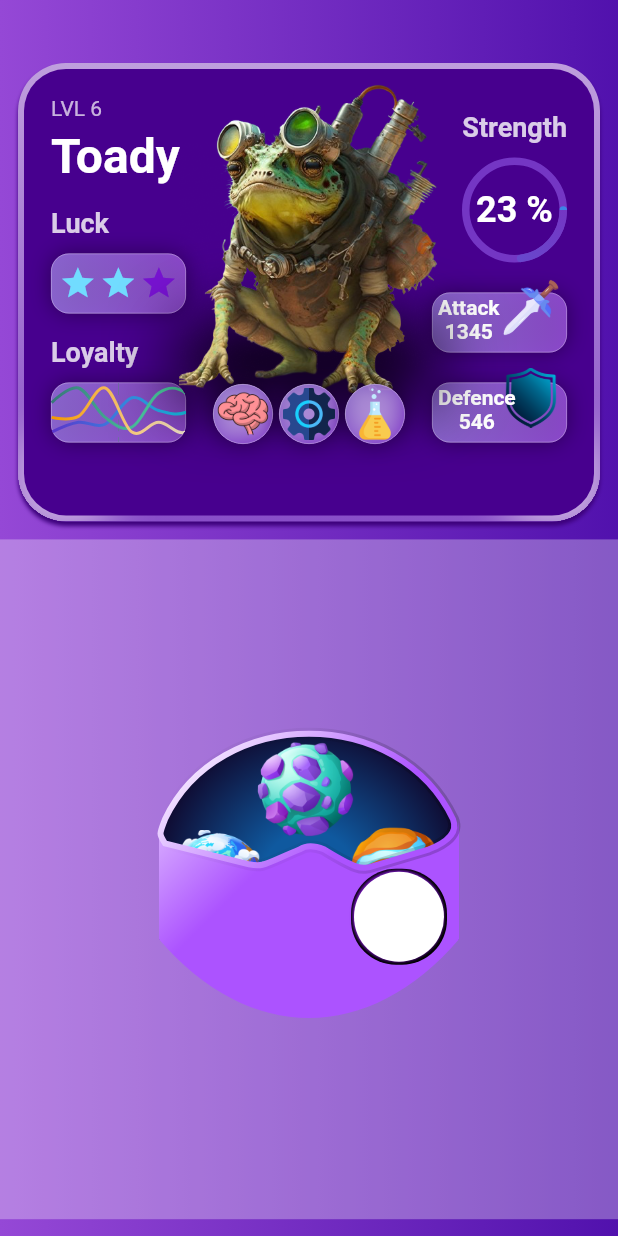
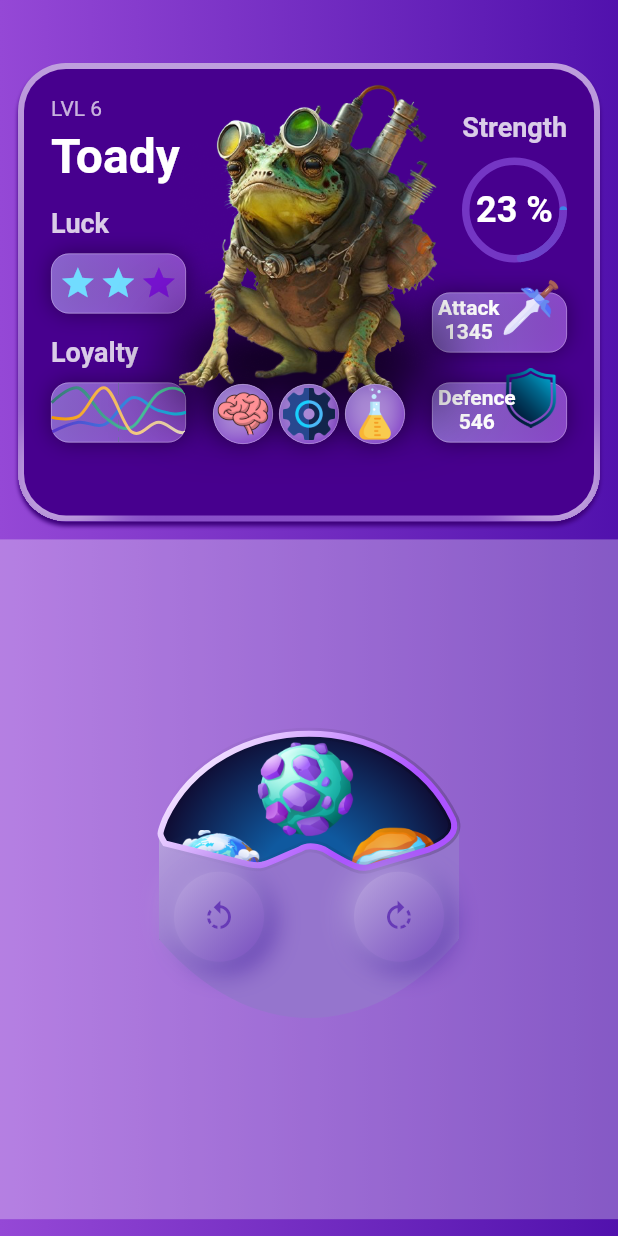
Before and after one commit to denissavishchev/character_page, a Flutter app: the screen it shows after launch, on a phone screen of 412 x 824 dp. Run offline on Flutter 3.47's test engine with Material 2 defaults, Android fonts, the light colour scheme and no system bars; drawn by our look-alikes of fl_chart, flutter_rating_bar, sleek_circular_slider; our stand-ins replace flutter_inset_box_shadow.

Commit message:
type widget with buttons

```diff
--- a/lib/main_page.dart
+++ b/lib/main_page.dart
@@ -24,7 +24,7 @@ class MainPage extends StatelessWidget {
           children: [
             const SizedBox(height: 30,),
             CharacterWindow(size: size),
-            SettingsWindow(size: size)
+            SettingsWindow()
           ],
         ),
       ),
--- a/lib/settings_window.dart
+++ b/lib/settings_window.dart
@@ -1,13 +1,11 @@
 import 'package:character_page/widgets/type_widget.dart';
-import 'package:flutter/material.dart';
+import 'package:flutter/material.dart' hide BoxDecoration, BoxShadow;
+import 'package:flutter_inset_box_shadow/flutter_inset_box_shadow.dart';
 
 class SettingsWindow extends StatefulWidget {
   const SettingsWindow({
     super.key,
-    required this.size,
   });
-
-  final Size size;
 
   @override
   State<SettingsWindow> createState() => _SettingsWindowState();
@@ -16,12 +14,20 @@ class SettingsWindow extends StatefulWidget {
 class _SettingsWindowState extends State<SettingsWindow> {
 
   double turns = 0.0;
+  bool isPressedL = true;
+  bool isPressedR = true;
 
   @override
   Widget build(BuildContext context) {
+
+    Offset distanceL = isPressedL ? const Offset(4, 4) : const Offset(2, 2);
+    Offset distanceR = isPressedR ? const Offset(4, 4) : const Offset(2, 2);
+    double blurL = isPressedL ? 15 : 10;
+    double blurR = isPressedR ? 15 : 10;
+
     return Container(
-      width: widget.size.width,
-      height: widget.size.height * 0.55,
+      width: MediaQuery.of(context).size.width,
+      height: MediaQuery.of(context).size.height * 0.55,
       color: Colors.white.withOpacity(0.3),
       child: Row(
         mainAxisAlignment: MainAxisAlignment.spaceAround,
@@ -84,46 +90,32 @@ class _SettingsWindowState extends State<SettingsWindow> {
                     ],
                   ),
                 ),
-                // Positioned(
-                //   left: 0,
-                //   bottom: 60,
-                //   child: ElevatedButton(onPressed: () {
-                //     setState(() {
-                //       turns += -(1 / 4);
-                //     });
-                //   }, child: const Text('Left')),
-                // ),
-                // Positioned(
-                //   right: 0,
-                //   bottom: 60,
-                //   child: ElevatedButton(onPressed: () {
-                //     setState(() {
-                //       turns += 1 / 4;
-                //     });
-                //   }, child: const Text('Right')),
-                // ),
                 Positioned(
                   right: 10,
                   bottom: 45,
-                  child: Container(
-                    width: 60,
-                    height: 60,
-                    decoration: const BoxDecoration(
-                      color: Colors.white,
-                      borderRadius: BorderRadius.all(Radius.circular(30)),
-                      boxShadow: [
-                        BoxShadow(
-                          color: Colors.black,
-                          spreadRadius: 2
-                        ),
-                        BoxShadow(
-                            color: Color(0xff7414ba),
-                            spreadRadius: 0.5,
-                          blurRadius: 1,
-                          offset: Offset(-0.5, -0.5)
-                        ),
-                      ]
-                    ),
+                  child: Listener(
+                    onPointerUp: (_) => setState(() => isPressedR = true),
+                    onPointerDown: (_)  {
+                      setState(() {
+                        isPressedR = false;
+                        turns += 1 / 4;
+                      });
+                    },
+                    child: TypeButton(distance: distanceR, blur: blurR, isPressed: isPressedR, icon: Icons.rotate_right,),
+                  ),
+                ),
+                Positioned(
+                  left: 10,
+                  bottom: 45,
+                  child: Listener(
+                    onPointerUp: (_) => setState(() => isPressedL = true),
+                    onPointerDown: (_)  {
+                      setState(() {
+                        isPressedL = false;
+                        turns -= 1 / 4;
+                      });
+                    },
+                    child: TypeButton(distance: distanceL, blur: blurL, isPressed: isPressedL, icon: Icons.rotate_left,),
                   ),
                 ),
               ],
@@ -135,3 +127,58 @@ class _SettingsWindowState extends State<SettingsWindow> {
     );
   }
 }
+
+class TypeButton extends StatelessWidget {
+  const TypeButton({
+    super.key,
+    required this.distance,
+    required this.blur,
+    required this.isPressed,
+    required this.icon,
+  });
+
+  final Offset distance;
+  final double blur;
+  final bool isPressed;
+  final IconData icon;
+
+  @override
+  Widget build(BuildContext context) {
+    return AnimatedContainer(
+      duration: const Duration(milliseconds: 70),
+      width: 60,
+      height: 60,
+      decoration:  BoxDecoration(
+        color: Colors.deepPurple[300],
+        gradient: LinearGradient(
+          begin: Alignment.topLeft,
+          end: Alignment.bottomRight,
+          colors: [
+            Colors.deepPurple.shade200,
+            Colors.deepPurple.shade400
+          ],
+          stops: const [0.1, 0.9]
+        ),
+        borderRadius: const BorderRadius.all(Radius.circular(30)),
+        boxShadow: [
+          BoxShadow(
+            color: Colors.deepPurple.shade700,
+            offset: distance,
+            blurRadius: blur,
+            spreadRadius: 1
+          ),
+          BoxShadow(
+            color: Colors.deepPurple.shade200,
+            offset: -distance,
+            blurRadius: blur,
+            spreadRadius: 1
+          ),
+        ]
+      ),
+      child: Icon(icon,
+        color: isPressed
+          ? Colors.deepPurple
+          : Colors.deepPurple.shade400,),
+    );
+  }
+}
--- a/lib/widgets/type_widget.dart
+++ b/lib/widgets/type_widget.dart
@@ -7,13 +7,13 @@ class TypeWidget extends CustomPainter {
     var colors = Offset.zero & size;
 
     var backGroundPaint = Paint()
-      ..shader = const LinearGradient(
+      ..shader = LinearGradient(
           begin: Alignment.topLeft,
           end: Alignment.bottomRight,
-          stops: [0.0, 0.4],
+          stops: const [0.0, 0.4],
           colors: [
-            Color(0xfff6ebff),
-            Color(0xffac53ff),
+            Colors.deepPurple.shade100,
+            Colors.deepPurple.shade300,
           ]).createShader(colors)
       ..style = PaintingStyle.fill
       ..strokeCap = StrokeCap.round
--- a/pubspec.yaml
+++ b/pubspec.yaml
@@ -39,6 +39,7 @@ dependencies:
   fl_chart: ^0.63.0
   sleek_circular_slider: ^2.0.1
   ionicons: ^0.2.2
+  flutter_inset_box_shadow: ^1.0.8
 
 dev_dependencies:
   flutter_test:
```
Also changed, not shown: pubspec.lock.
